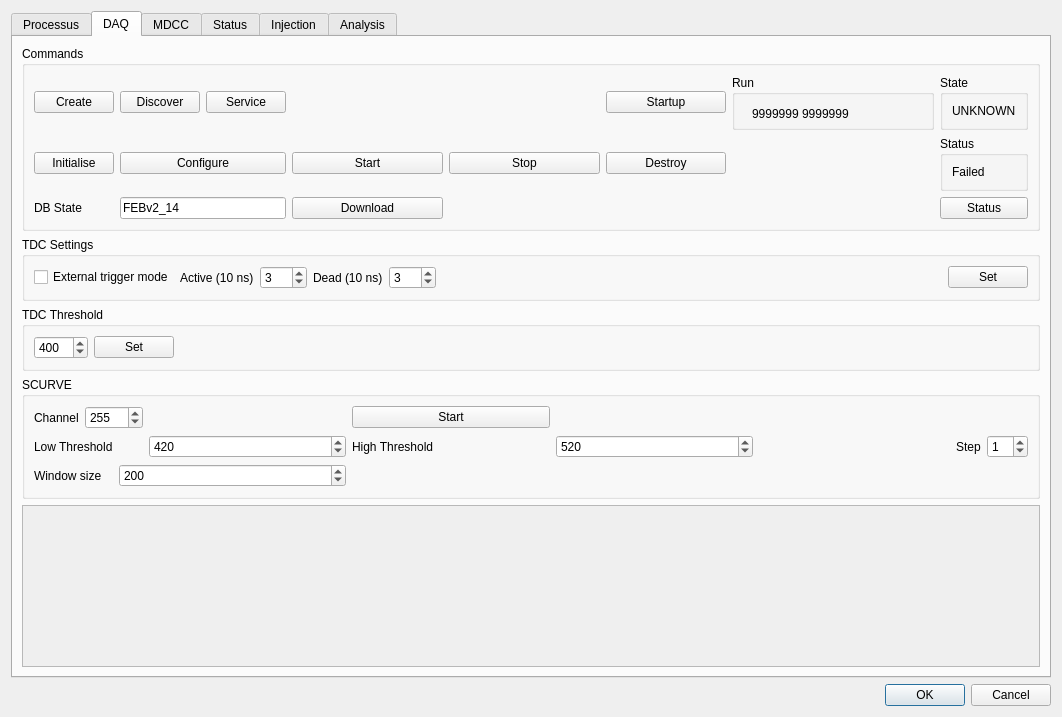
Old version of the form qt/daqui.ui in the repository mirabitl/lydaq.
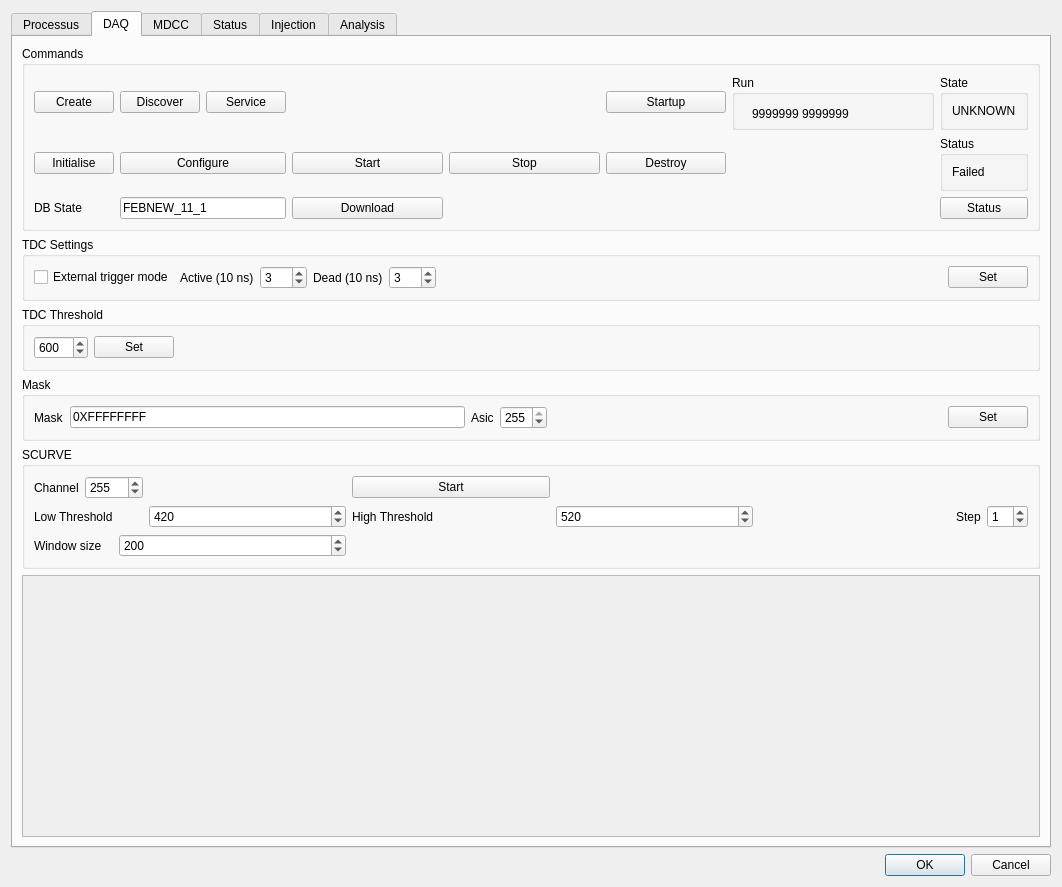
New version of the form. The open tabs and pages were chosen to show the change.

```diff
--- a/qt/daqui.ui
+++ b/qt/daqui.ui
@@ -7,7 +7,7 @@
     <x>0</x>
     <y>0</y>
     <width>1062</width>
-    <height>717</height>
+    <height>887</height>
    </rect>
   </property>
   <property name="windowTitle">
@@ -286,7 +286,7 @@
           <item row="2" column="1" colspan="2">
            <widget class="QLineEdit" name="LEDBState">
             <property name="text">
-             <string>FEBv2_14</string>
+             <string>FEBNEW_11_1</string>
             </property>
            </widget>
           </item>
@@ -405,7 +405,7 @@
              <number>1023</number>
             </property>
             <property name="value">
-             <number>400</number>
+             <number>600</number>
             </property>
            </widget>
           </item>
@@ -432,6 +432,66 @@
          </layout>
         </widget>
        </item>
+       <item>
+        <widget class="QGroupBox" name="groupBox_21">
+         <property name="title">
+          <string>Mask</string>
+         </property>
+         <layout class="QHBoxLayout" name="horizontalLayout_14">
+          <item>
+           <widget class="QLabel" name="label_18">
+            <property name="text">
+             <string>Mask</string>
+            </property>
+           </widget>
+          </item>
+          <item>
+           <widget class="QLineEdit" name="LEMask">
+            <property name="text">
+             <string>0XFFFFFFFF</string>
+            </property>
+           </widget>
+          </item>
+          <item>
+           <widget class="QLabel" name="label_19">
+            <property name="text">
+             <string>Asic</string>
+            </property>
+           </widget>
+          </item>
+          <item>
+           <widget class="QSpinBox" name="SBAsic">
+            <property name="maximum">
+             <number>255</number>
+            </property>
+            <property name="value">
+             <number>255</number>
+            </property>
+           </widget>
+          </item>
+          <item>
+           <spacer name="horizontalSpacer_12">
+            <property name="orientation">
+             <enum>Qt::Horizontal</enum>
+            </property>
+            <property name="sizeHint" stdset="0">
+             <size>
+              <width>388</width>
+              <height>20</height>
+             </size>
+            </property>
+           </spacer>
+          </item>
+          <item>
+           <widget class="QPushButton" name="PBMask">
+            <property name="text">
+             <string>Set</string>
+            </property>
+           </widget>
+          </item>
+         </layout>
+        </widget>
+       </item>
        <item>
         <widget class="QGroupBox" name="groupBox_11">
          <property name="title">
```
Left out of the diff: 45 changed lines with no effect on the pictures.
